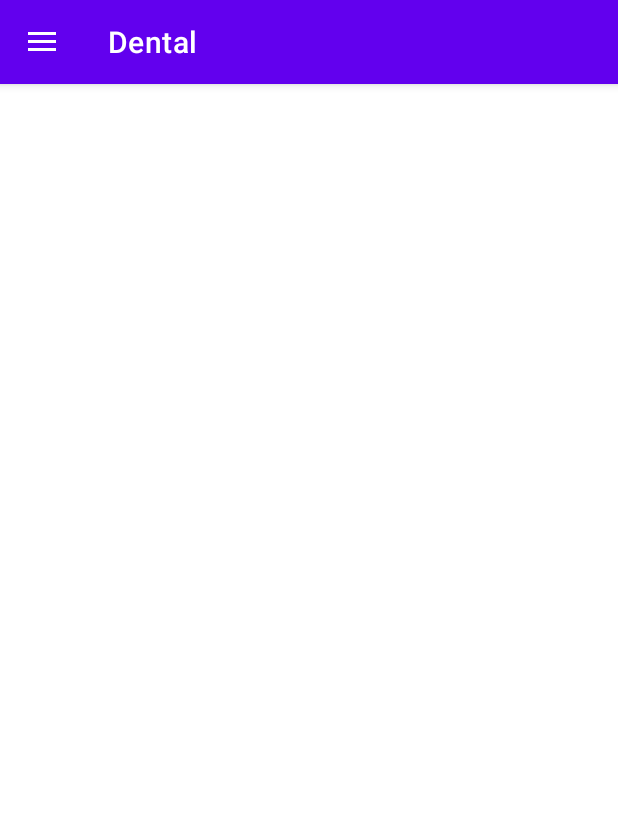
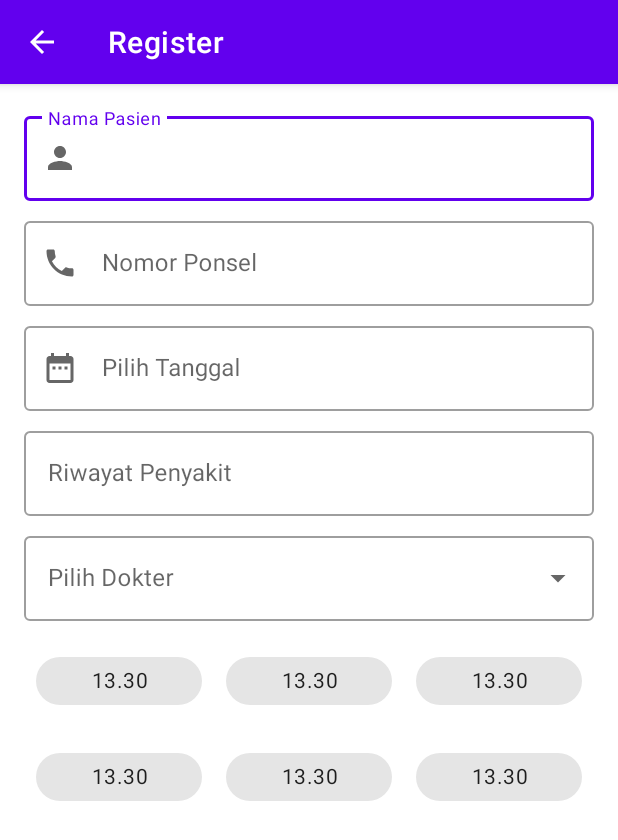
Before and after one commit to asengsaragih/AndroidDentalApp, an Android app: the screen it shows after launch (MainActivity before the commit, RegisterActivity after it), in the side drawer, after a tap on "Daftar", on a phone screen of 412 x 824 dp. Shown: the top 840 px of the screen. Run offline under Robolectric (Android 15) with nearby library versions, the phone set to English and light mode, and no system bars.

Commit message:
commit  RegisterActivity

```diff
--- a/app/src/main/AndroidManifest.xml
+++ b/app/src/main/AndroidManifest.xml
@@ -9,6 +9,9 @@
         android:roundIcon="@mipmap/ic_launcher_round"
         android:supportsRtl="true"
         android:theme="@style/Theme.Dental">
+        <activity android:name=".RegisterActivity"
+            android:parentActivityName=".MainActivity"
+            android:label="Register"/>
         <activity android:name=".MainActivity">
             <intent-filter>
                 <action android:name="android.intent.action.MAIN" />
--- a/app/src/main/java/com/mobile/dental/MainActivity.java
+++ b/app/src/main/java/com/mobile/dental/MainActivity.java
@@ -5,7 +5,9 @@ import androidx.appcompat.app.ActionBarDrawerToggle;
 import androidx.appcompat.app.AppCompatActivity;
 import androidx.drawerlayout.widget.DrawerLayout;
 
+import android.content.Intent;
 import android.os.Bundle;
+import android.os.Handler;
 import android.view.MenuItem;
 
 import com.google.android.material.navigation.NavigationView;
@@ -52,6 +54,7 @@ public class MainActivity extends AppCompatActivity {
                 break;
             case R.id.action_daftar:
                 drawerLayout.closeDrawers();
+                new Handler().postDelayed(() -> startActivity(new Intent(this, RegisterActivity.class)), 250);
                 break;
             case R.id.action_history:
                 drawerLayout.closeDrawers();
--- /dev/null
+++ b/app/src/main/java/com/mobile/dental/RegisterActivity.java
@@ -0,0 +1,14 @@
+package com.mobile.dental;
+
+import androidx.appcompat.app.AppCompatActivity;
+
+import android.os.Bundle;
+
+public class RegisterActivity extends AppCompatActivity {
+
+    @Override
+    protected void onCreate(Bundle savedInstanceState) {
+        super.onCreate(savedInstanceState);
+        setContentView(R.layout.activity_register);
+    }
+}
--- /dev/null
+++ b/app/src/main/res/drawable/ic_date.xml
@@ -0,0 +1,10 @@
+<vector xmlns:android="http://schemas.android.com/apk/res/android"
+    android:width="24dp"
+    android:height="24dp"
+    android:viewportWidth="24"
+    android:viewportHeight="24"
+    android:tint="?attr/colorControlNormal">
+  <path
+      android:fillColor="@android:color/white"
+      android:pathData="M9,11L7,11v2h2v-2zM13,11h-2v2h2v-2zM17,11h-2v2h2v-2zM19,4h-1L18,2h-2v2L8,4L8,2L6,2v2L5,4c-1.11,0 -1.99,0.9 -1.99,2L3,20c0,1.1 0.89,2 2,2h14c1.1,0 2,-0.9 2,-2L21,6c0,-1.1 -0.9,-2 -2,-2zM19,20L5,20L5,9h14v11z"/>
+</vector>
--- /dev/null
+++ b/app/src/main/res/drawable/ic_phone.xml
@@ -0,0 +1,10 @@
+<vector xmlns:android="http://schemas.android.com/apk/res/android"
+    android:width="24dp"
+    android:height="24dp"
+    android:viewportWidth="24"
+    android:viewportHeight="24"
+    android:tint="?attr/colorControlNormal">
+  <path
+      android:fillColor="@android:color/white"
+      android:pathData="M6.62,10.79c1.44,2.83 3.76,5.14 6.59,6.59l2.2,-2.2c0.27,-0.27 0.67,-0.36 1.02,-0.24 1.12,0.37 2.33,0.57 3.57,0.57 0.55,0 1,0.45 1,1V20c0,0.55 -0.45,1 -1,1 -9.39,0 -17,-7.61 -17,-17 0,-0.55 0.45,-1 1,-1h3.5c0.55,0 1,0.45 1,1 0,1.25 0.2,2.45 0.57,3.57 0.11,0.35 0.03,0.74 -0.25,1.02l-2.2,2.2z"/>
+</vector>
--- /dev/null
+++ b/app/src/main/res/layout/activity_register.xml
@@ -0,0 +1,151 @@
+<?xml version="1.0" encoding="utf-8"?>
+<LinearLayout xmlns:android="http://schemas.android.com/apk/res/android"
+    xmlns:app="http://schemas.android.com/apk/res-auto"
+    xmlns:tools="http://schemas.android.com/tools"
+    android:layout_width="match_parent"
+    android:layout_height="match_parent"
+    android:orientation="vertical"
+    android:layout_margin="16dp"
+    tools:context=".RegisterActivity">
+
+    <com.google.android.material.textfield.TextInputLayout
+        android:layout_width="match_parent"
+        android:layout_height="wrap_content"
+        app:startIconDrawable="@drawable/ic_person"
+        android:layout_marginBottom="8dp"
+        style="@style/Widget.MaterialComponents.TextInputLayout.OutlinedBox"
+        android:hint="Nama Pasien">
+
+        <com.google.android.material.textfield.TextInputEditText
+            android:layout_width="match_parent"
+            android:layout_height="wrap_content"
+            android:inputType="textPersonName"
+            />
+
+    </com.google.android.material.textfield.TextInputLayout>
+
+    <com.google.android.material.textfield.TextInputLayout
+        android:layout_width="match_parent"
+        android:layout_height="wrap_content"
+        app:startIconDrawable="@drawable/ic_phone"
+        android:layout_marginBottom="8dp"
+        style="@style/Widget.MaterialComponents.TextInputLayout.OutlinedBox"
+        android:hint="Nomor Ponsel">
+
+        <com.google.android.material.textfield.TextInputEditText
+            android:layout_width="match_parent"
+            android:layout_height="wrap_content"
+            android:inputType="phone"
+            />
+
+    </com.google.android.material.textfield.TextInputLayout>
+
+    <com.google.android.material.textfield.TextInputLayout
+        android:layout_width="match_parent"
+        android:layout_height="wrap_content"
+        app:startIconDrawable="@drawable/ic_date"
+        android:layout_marginBottom="8dp"
+        style="@style/Widget.MaterialComponents.TextInputLayout.OutlinedBox"
+        android:hint="Pilih Tanggal">
+
+        <com.google.android.material.textfield.TextInputEditText
+            android:layout_width="match_parent"
+            android:layout_height="wrap_content"
+            android:inputType="date"
+            />
+
+    </com.google.android.material.textfield.TextInputLayout>
+
+    <com.google.android.material.textfield.TextInputLayout
+        android:layout_width="match_parent"
+        android:layout_height="wrap_content"
+        android:layout_marginBottom="8dp"
+        style="@style/Widget.MaterialComponents.TextInputLayout.OutlinedBox"
+        android:hint="Riwayat Penyakit">
+
+        <com.google.android.material.textfield.TextInputEditText
+            android:layout_width="match_parent"
+            android:layout_height="wrap_content"
+            android:inputType="text"
+            />
+
+    </com.google.android.material.textfield.TextInputLayout>
+
+    <com.google.android.material.textfield.TextInputLayout
+        android:layout_width="match_parent"
+        android:layout_height="wrap_content"
+        android:layout_marginBottom="8dp"
+        style="@style/Widget.MaterialComponents.TextInputLayout.OutlinedBox.ExposedDropdownMenu"
+        android:hint="Pilih Dokter">
+
+        <AutoCompleteTextView
+            android:layout_width="match_parent"
+            android:layout_height="wrap_content"
+            android:inputType="none"
+            />
+
+    </com.google.android.material.textfield.TextInputLayout>
+
+    <LinearLayout
+        android:layout_width="match_parent"
+        android:layout_height="wrap_content"
+        android:orientation="horizontal">
+
+        <com.google.android.material.chip.Chip
+            android:layout_width="match_parent"
+            android:layout_height="wrap_content"
+            android:layout_margin="8dp"
+            android:layout_weight="0.3"
+            android:textAlignment="center"
+            android:text="13.30"/>
+
+        <com.google.android.material.chip.Chip
+            android:layout_width="match_parent"
+            android:layout_height="wrap_content"
+            android:layout_weight="0.3"
+            android:layout_margin="8dp"
+            android:textAlignment="center"
+            android:text="13.30"/>
+
+        <com.google.android.material.chip.Chip
+            android:layout_width="match_parent"
+            android:layout_height="wrap_content"
+            android:layout_weight="0.3"
+            android:layout_margin="8dp"
+            android:textAlignment="center"
+            android:text="13.30"/>
+
+    </LinearLayout>
+
+    <LinearLayout
+        android:layout_width="match_parent"
+        android:layout_height="wrap_content"
+        android:orientation="horizontal">
+
+        <com.google.android.material.chip.Chip
+            android:layout_width="match_parent"
+            android:layout_height="wrap_content"
+            android:layout_margin="8dp"
+            android:layout_weight="0.3"
+            android:textAlignment="center"
+            android:text="13.30"/>
+
+        <com.google.android.material.chip.Chip
+            android:layout_width="match_parent"
+            android:layout_height="wrap_content"
+            android:layout_weight="0.3"
+            android:layout_margin="8dp"
+            android:textAlignment="center"
+            android:text="13.30"/>
+
+        <com.google.android.material.chip.Chip
+            android:layout_width="match_parent"
+            android:layout_height="wrap_content"
+            android:layout_weight="0.3"
+            android:layout_margin="8dp"
+            android:textAlignment="center"
+            android:text="13.30"/>
+
+    </LinearLayout>
+
+</LinearLayout>
```
